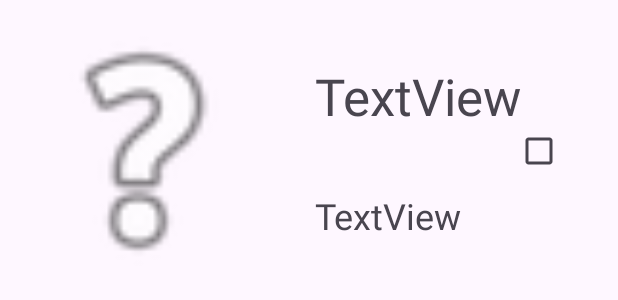
After one commit to reuthaselkorn/friendish, an Android app: the layout user_dish_layout_row.xml on its own in the app's theme, with its tools: preview values and no code run, on a phone screen of 412 x 824 dp. The commit adds this screen. Shown: the top 300 px of the screen. Run offline under Robolectric (Android 15) with nearby library versions, the phone set to English and light mode, and no system bars.

Commit message:
needs to fix bug before merge

```diff
--- a/app/src/main/java/royreut/apps/friendish/dao/DishDao.kt
+++ b/app/src/main/java/royreut/apps/friendish/dao/DishDao.kt
@@ -21,4 +21,7 @@ interface DishDao {
 
     @Query("SELECT * FROM Dish WHERE name =:name")
     fun getDishByName(name:String): LiveData<Dish>
+
+    @Query("SELECT * FROM Dish WHERE author =:email")
+    fun getDishesByUser(email:String): LiveData<MutableList<Dish>>
 }
--- a/app/src/main/java/royreut/apps/friendish/modules/DishViewModel.kt
+++ b/app/src/main/java/royreut/apps/friendish/modules/DishViewModel.kt
@@ -6,4 +6,5 @@ import royreut.apps.friendish.models.Dish
 
 class DishViewModel:ViewModel() {
     var dishes: LiveData<MutableList<Dish>>? = null
+    var myDishes: LiveData<MutableList<Dish>>? = null
 }
--- /dev/null
+++ b/app/src/main/res/layout/user_dish_layout_row.xml
@@ -0,0 +1,53 @@
+<?xml version="1.0" encoding="utf-8"?>
+<androidx.constraintlayout.widget.ConstraintLayout xmlns:android="http://schemas.android.com/apk/res/android"
+    xmlns:app="http://schemas.android.com/apk/res-auto"
+    xmlns:tools="http://schemas.android.com/tools"
+    android:layout_width="match_parent"
+    android:layout_height="wrap_content">
+
+    <ImageView
+        android:id="@+id/imageViewUserDish"
+        android:layout_width="184dp"
+        android:layout_height="193dp"
+        android:layout_marginStart="4dp"
+        android:layout_marginTop="4dp"
+        android:layout_marginBottom="4dp"
+        app:layout_constraintBottom_toBottomOf="parent"
+        app:layout_constraintStart_toStartOf="parent"
+        app:layout_constraintTop_toTopOf="parent"
+        app:srcCompat="@android:drawable/ic_menu_help" />
+
+    <TextView
+        android:id="@+id/lvUserDishListName"
+        android:layout_width="wrap_content"
+        android:layout_height="wrap_content"
+        android:layout_marginStart="22dp"
+        android:text="TextView"
+        android:textSize="34sp"
+        app:layout_constraintBottom_toTopOf="@+id/lvUserDishListRecipe"
+        app:layout_constraintStart_toEndOf="@+id/imageViewUserDish"
+        app:layout_constraintTop_toTopOf="parent" />
+
+    <TextView
+        android:id="@+id/lvUserDishListRecipe"
+        android:layout_width="wrap_content"
+        android:layout_height="wrap_content"
+        android:layout_marginStart="22dp"
+        android:text="TextView"
+        android:textSize="24sp"
+        app:layout_constraintBottom_toBottomOf="parent"
+        app:layout_constraintStart_toEndOf="@+id/imageViewUserDish"
+        app:layout_constraintTop_toBottomOf="@+id/lvUserDishListName"
+        app:layout_constraintVertical_bias="0.5" />
+
+    <CheckBox
+        android:id="@+id/lvUserDishListCheckBox"
+        android:layout_width="73dp"
+        android:layout_height="77dp"
+        android:layout_marginEnd="16dp"
+        android:textSize="24sp"
+        app:layout_constraintBottom_toBottomOf="parent"
+        app:layout_constraintEnd_toEndOf="parent"
+        app:layout_constraintTop_toTopOf="parent" />
+
+</androidx.constraintlayout.widget.ConstraintLayout>
--- a/app/src/main/res/menu/menu.xml
+++ b/app/src/main/res/menu/menu.xml
@@ -10,6 +10,10 @@
         android:icon="@android:drawable/ic_menu_add"
         android:title="add" />
     <item
+        android:id="@+id/userDishesFragment"
+        android:icon="@android:drawable/ic_dialog_dialer"
+        android:title="my dishes" />
+    <item
         android:id="@+id/apiFragment"
         android:icon="@android:drawable/ic_menu_add"
         android:title="api" />
```
Also changed, not shown: app/src/main/java/royreut/apps/friendish/models/Dish.kt (+18 -0 lines), app/src/main/java/royreut/apps/friendish/models/FirebaseModel.kt (+18 -0 lines), app/src/main/java/royreut/apps/friendish/models/Model.kt (+24 -0 lines), app/src/main/java/royreut/apps/friendish/modules/userDishes/UserDishesFragment.kt (added, +90 -0 lines), app/src/main/java/royreut/apps/friendish/modules/userDishes/UserDishesRecyclerViewActivity.kt (added, +22 -0 lines), app/src/main/java/royreut/apps/friendish/modules/userDishes/adapter/UserDishesRecyclerAdapter.kt (added, +30 -0 lines), app/src/main/java/royreut/apps/friendish/modules/userDishes/adapter/UserDishesViewHolder.kt (added, +55 -0 lines), app/src/main/res/navigation/nav_graph.xml (+9 -0 lines).
